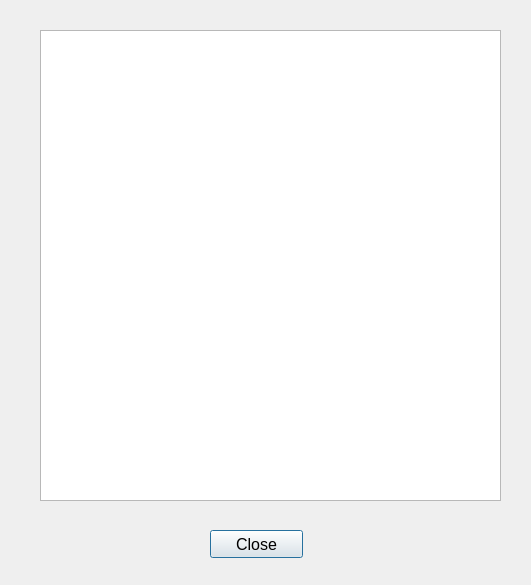
Qt form Store/displayitems.ui (SamanOmidi/GroceryStore) before a commit.
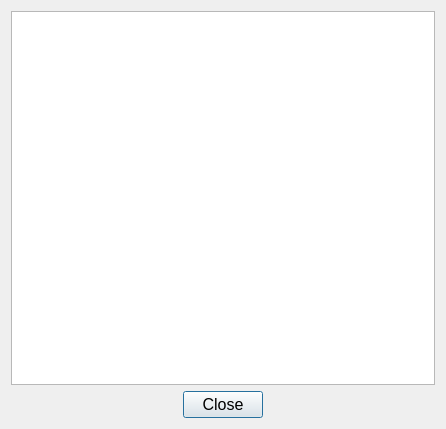
The same form after that commit.

```diff
--- a/Store/displayitems.ui
+++ b/Store/displayitems.ui
@@ -6,22 +6,43 @@
    <rect>
     <x>0</x>
     <y>0</y>
-    <width>531</width>
-    <height>585</height>
+    <width>446</width>
+    <height>429</height>
    </rect>
   </property>
   <property name="windowTitle">
    <string>Dialog</string>
   </property>
+  <layout class="QVBoxLayout" name="verticalLayout">
+   <item>
+    <widget class="QTextBrowser" name="itemsText">
+     <property name="font">
+      <font>
+       <pointsize>11</pointsize>
+      </font>
+     </property>
+    </widget>
+   </item>
+   <item>
+    <layout class="QHBoxLayout" name="horizontalLayout">
+     <property name="rightMargin">
+      <number>0</number>
+     </property>
+     <item>
+      <spacer name="horizontalSpacer">
+       <property name="orientation">
+        <enum>Qt::Horizontal</enum>
+       </property>
+       <property name="sizeHint" stdset="0">
+        <size>
+         <width>40</width>
+         <height>20</height>
+        </size>
+       </property>
+      </spacer>
+     </item>
+     <item>
   <widget class="QPushButton" name="closebutton">
-   <property name="geometry">
-    <rect>
-     <x>210</x>
-     <y>530</y>
-     <width>93</width>
-     <height>28</height>
-    </rect>
-   </property>
    <property name="font">
     <font>
      <pointsize>12</pointsize>
@@ -31,21 +52,23 @@
     <string>Close</string>
    </property>
   </widget>
-  <widget class="QTextBrowser" name="itemsText">
-   <property name="geometry">
-    <rect>
-     <x>40</x>
-     <y>30</y>
-     <width>461</width>
-     <height>471</height>
-    </rect>
-   </property>
-   <property name="font">
-    <font>
-     <pointsize>11</pointsize>
-    </font>
-   </property>
-  </widget>
+     </item>
+     <item>
+      <spacer name="horizontalSpacer_2">
+       <property name="orientation">
+        <enum>Qt::Horizontal</enum>
+       </property>
+       <property name="sizeHint" stdset="0">
+        <size>
+         <width>40</width>
+         <height>20</height>
+        </size>
+       </property>
+      </spacer>
+     </item>
+    </layout>
+   </item>
+  </layout>
  </widget>
  <resources/>
  <connections/>
```
Lines whose indentation alone changed are shown as unchanged.
